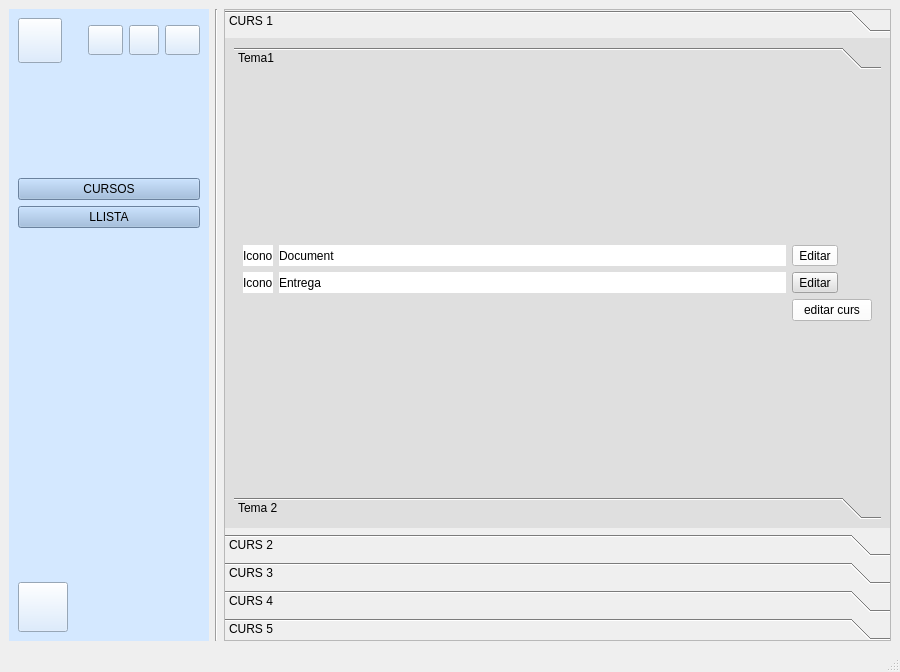
First picture: the form in ProtoAules/Screens/inici_professor.ui, repository JPerpi/ProtoAules, before the edit.
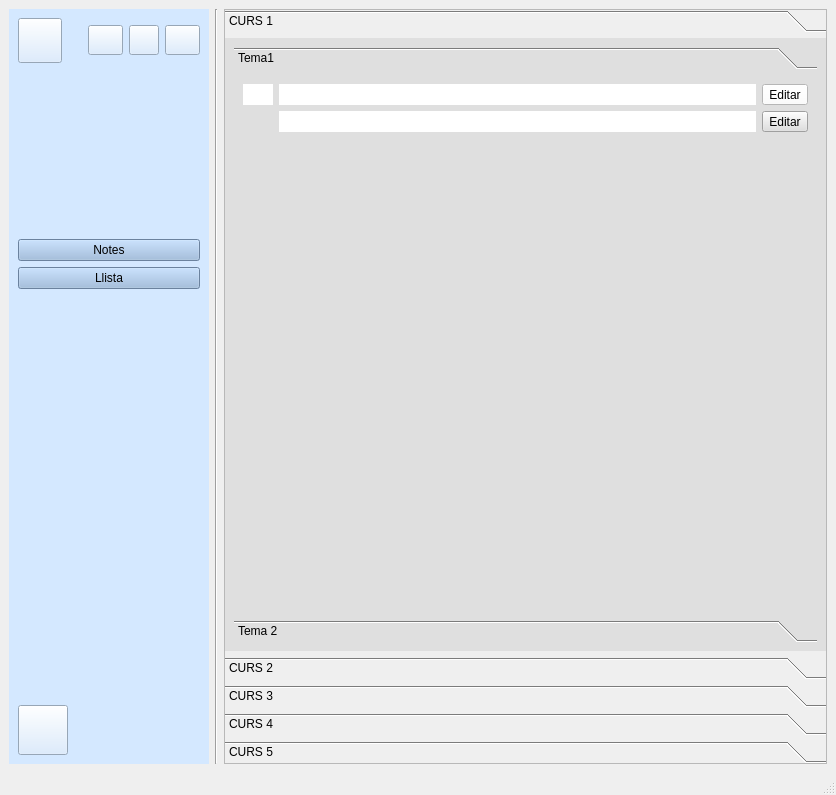
Second picture: the form after the edit. Icons and pictures are not drawn.

What changed in the file:
```diff
--- a/ProtoAules/Screens/inici_professor.ui
+++ b/ProtoAules/Screens/inici_professor.ui
@@ -6,8 +6,8 @@
    <rect>
     <x>0</x>
     <y>0</y>
-    <width>900</width>
-    <height>672</height>
+    <width>836</width>
+    <height>795</height>
    </rect>
   </property>
   <property name="windowTitle">
@@ -175,7 +175,7 @@
           <string notr="true">background-color: rgb(150, 182, 221);</string>
          </property>
          <property name="text">
-          <string>CURSOS</string>
+          <string>Notes</string>
          </property>
         </widget>
        </item>
@@ -185,7 +185,7 @@
           <string notr="true">background-color: rgb(150, 182, 221);</string>
          </property>
          <property name="text">
-          <string>LLISTA</string>
+          <string>Llista</string>
          </property>
         </widget>
        </item>
@@ -277,8 +277,8 @@
           <rect>
            <x>0</x>
            <y>0</y>
-           <width>663</width>
-           <height>416</height>
+           <width>599</width>
+           <height>539</height>
           </rect>
          </property>
          <property name="styleSheet">
@@ -300,8 +300,8 @@
                 <rect>
                  <x>0</x>
                  <y>0</y>
-                 <width>643</width>
-                 <height>324</height>
+                 <width>579</width>
+                 <height>447</height>
                 </rect>
                </property>
                <attribute name="label">
@@ -310,60 +310,58 @@
                <layout class="QGridLayout" name="gridLayout_3">
                 <item row="0" column="0">
                  <layout class="QGridLayout" name="gridLayout">
-                  <item row="1" column="0">
-                   <widget class="QLabel" name="label_4">
-                    <property name="styleSheet">
-                     <string notr="true">background-color: rgb(255, 255, 255);</string>
-                    </property>
-                    <property name="text">
-                     <string>Icono</string>
-                    </property>
-                   </widget>
-                  </item>
                   <item row="1" column="1">
-                   <widget class="QLabel" name="label_3">
+                   <widget class="QLabel" name="label2">
+                    <property name="maximumSize">
+                     <size>
+                      <width>490</width>
+                      <height>16777215</height>
+                     </size>
+                    </property>
+                    <property name="layoutDirection">
+                     <enum>Qt::RightToLeft</enum>
+                    </property>
                     <property name="styleSheet">
                      <string notr="true">background-color: rgb(255, 255, 255);</string>
                     </property>
                     <property name="text">
-                     <string>Entrega</string>
+                     <string/>
                     </property>
                    </widget>
                   </item>
-                  <item row="0" column="1">
-                   <widget class="QLabel" name="label">
-                    <property name="sizePolicy">
-                     <sizepolicy hsizetype="Expanding" vsizetype="Preferred">
-                      <horstretch>0</horstretch>
-                      <verstretch>0</verstretch>
-                     </sizepolicy>
+                  <item row="1" column="2">
+                   <widget class="QToolButton" name="tool_profesor2">
+                    <property name="text">
+                     <string>Editar</string>
                     </property>
-                    <property name="styleSheet">
-                     <string notr="true">background-color: rgb(255, 255, 255);</string>
+                    <property name="popupMode">
+                     <enum>QToolButton::InstantPopup</enum>
                     </property>
-                    <property name="text">
-                     <string>Document</string>
+                    <property name="toolButtonStyle">
+                     <enum>Qt::ToolButtonTextOnly</enum>
                     </property>
                    </widget>
                   </item>
+                  <item row="2" column="1">
+                   <spacer name="verticalSpacer_4">
+                    <property name="orientation">
+                     <enum>Qt::Vertical</enum>
+                    </property>
+                    <property name="sizeHint" stdset="0">
+                     <size>
+                      <width>20</width>
+                      <height>40</height>
+                     </size>
+                    </property>
+                   </spacer>
+                  </item>
                   <item row="0" column="0">
                    <widget class="QLabel" name="label_2">
                     <property name="styleSheet">
                      <string notr="true">background-color: rgb(255, 255, 255);</string>
                     </property>
                     <property name="text">
-                     <string>Icono</string>
-                    </property>
-                   </widget>
-                  </item>
-                  <item row="2" column="2">
-                   <widget class="QPushButton" name="pushButton_3">
-                    <property name="styleSheet">
-                     <string notr="true">background-color: rgb(255, 255, 255);
-</string>
-                    </property>
-                    <property name="text">
-                     <string>editar curs</string>
+                     <string>         </string>
                     </property>
                    </widget>
                   </item>
@@ -389,10 +387,31 @@
                     </property>
                    </widget>
                   </item>
-                  <item row="1" column="2">
-                   <widget class="QToolButton" name="toolButton">
+                  <item row="0" column="1">
+                   <widget class="QLabel" name="label">
+                    <property name="enabled">
+                     <bool>true</bool>
+                    </property>
+                    <property name="sizePolicy">
+                     <sizepolicy hsizetype="Expanding" vsizetype="Preferred">
+                      <horstretch>0</horstretch>
+                      <verstretch>0</verstretch>
+                     </sizepolicy>
+                    </property>
+                    <property name="styleSheet">
+                     <string notr="true">background-color: rgb(255, 255, 255);</string>
+                    </property>
+                    <property name="frameShape">
+                     <enum>QFrame::NoFrame</enum>
+                    </property>
+                    <property name="frameShadow">
+                     <enum>QFrame::Plain</enum>
+                    </property>
                     <property name="text">
-                     <string>Editar</string>
+                     <string/>
+                    </property>
+                    <property name="scaledContents">
+                     <bool>false</bool>
                     </property>
                    </widget>
                   </item>
```
Left out of the diff: 31 changed lines with no effect on the pictures.
